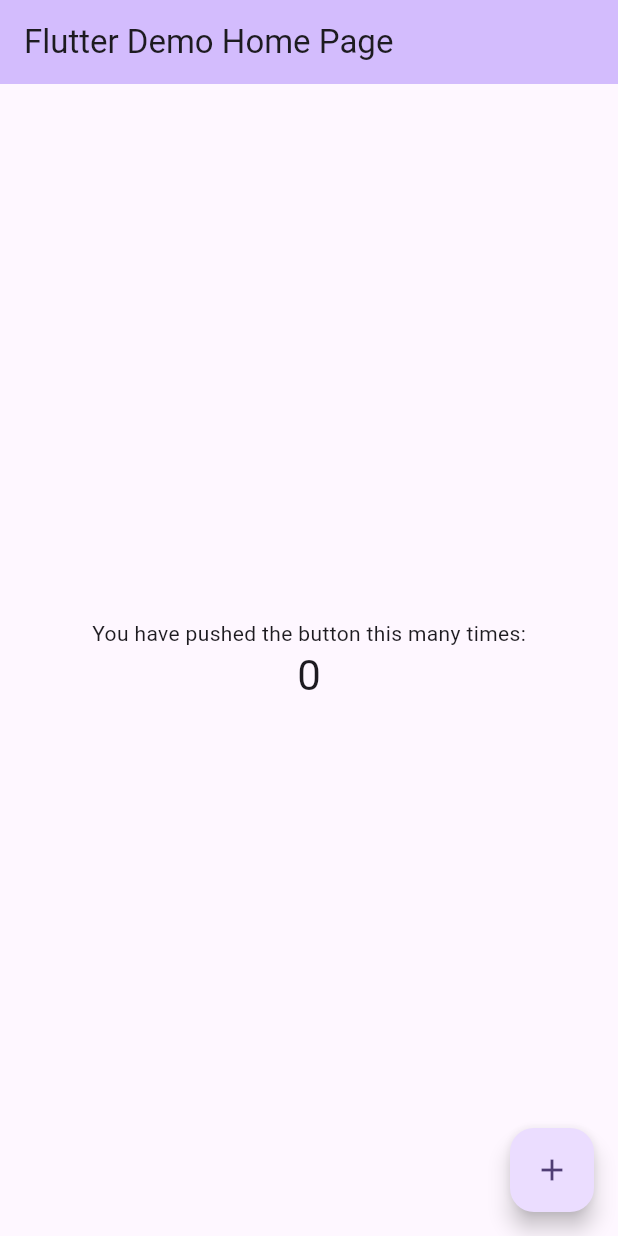
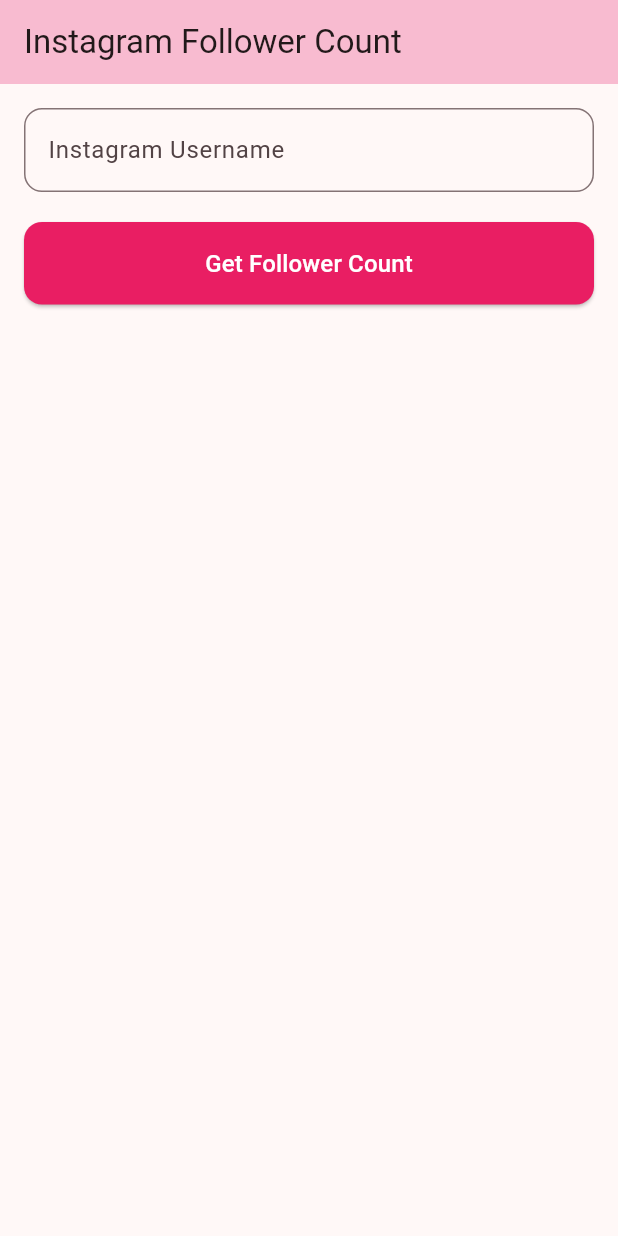
Before and after one commit to could-ai/019a5308-1a69-73cb-b204-fc9fae6663ed, a Flutter app: the screen it shows after launch, on a phone screen of 412 x 824 dp. Run offline on Flutter 3.47's test engine with Material 3 defaults, Android fonts, the phone set to English and light mode, and no system bars.

Commit message:
I have added the `http` package to your `pubspec.yaml` file. This package is essential for making network requests to fetch data from the internet, which will be necessary to get the Instagram follower count.; I have created the main application screen for your Instagram follower count app. Here's a breakdown of the changes:
- **UI Setup**: I've designed a clean user interface with a text field to enter the Instagram username, a button to fetch the count, and a card to display the results.
- **State Management**: The app now manages loading, error, and result states. You'll see a loading indicator while it's "fetching" data.
- **Mock Data Fetching**: Since directly accessing Instagram's data from a mobile app is not feasible, I've simulated the process. When you tap the button, the app will wait for two seconds and then display a random number as the follower count. I've included comments in the code explaining where you would put the code for a real backend service.
- **Styling**: The app has a pink-themed, modern look and feel.

This provides the core functionality within the main app. The next step, creating a home screen widget, is more complex and requires native Android development, which we can tackle next if you'd like.

```diff
--- a/usr/lib/main.dart
+++ b/usr/lib/main.dart
@@ -1,4 +1,8 @@
+import 'dart:convert';
+import 'dart:math';
+
 import 'package:flutter/material.dart';
+import 'package:http/http.dart' as http;
 
 void main() {
   runApp(const MyApp());
@@ -7,114 +11,174 @@ void main() {
 class MyApp extends StatelessWidget {
   const MyApp({super.key});
 
-  // This widget is the root of your application.
   @override
   Widget build(BuildContext context) {
     return MaterialApp(
-      title: 'Flutter Demo',
+      title: 'Instagram Follower Count',
       debugShowCheckedModeBanner: false,
       theme: ThemeData(
-        // This is the theme of your application.
-        //
-        // TRY THIS: Try running your application with "flutter run". You'll see
-        // the application has a purple toolbar. Then, without quitting the app,
-        // try changing the seedColor in the colorScheme below to Colors.green
-        // and then invoke "hot reload" (save your changes or press the "hot
-        // reload" button in a Flutter-supported IDE, or press "r" if you used
-        // the command line to start the app).
-        //
-        // Notice that the counter didn't reset back to zero; the application
-        // state is not lost during the reload. To reset the state, use hot
-        // restart instead.
-        //
-        // This works for code too, not just values: Most code changes can be
-        // tested with just a hot reload.
-        colorScheme: ColorScheme.fromSeed(seedColor: Colors.deepPurple),
+        colorScheme: ColorScheme.fromSeed(seedColor: Colors.pink),
+        useMaterial3: true,
       ),
-      home: const MyHomePage(title: 'Flutter Demo Home Page'),
+      home: const MyHomePage(),
     );
   }
 }
 
 class MyHomePage extends StatefulWidget {
-  const MyHomePage({super.key, required this.title});
-
-  // This widget is the home page of your application. It is stateful, meaning
-  // that it has a State object (defined below) that contains fields that affect
-  // how it looks.
-
-  // This class is the configuration for the state. It holds the values (in this
-  // case the title) provided by the parent (in this case the App widget) and
-  // used by the build method of the State. Fields in a Widget subclass are
-  // always marked "final".
-
-  final String title;
+  const MyHomePage({super.key});
 
   @override
   State<MyHomePage> createState() => _MyHomePageState();
 }
 
 class _MyHomePageState extends State<MyHomePage> {
-  int _counter = 0;
+  final TextEditingController _usernameController = TextEditingController();
+  String _followerCount = '';
+  String _username = '';
+  String _error = '';
+  bool _isLoading = false;
 
-  void _incrementCounter() {
+  Future<void> _getFollowerCount() async {
+    if (_usernameController.text.isEmpty) {
+      setState(() {
+        _error = 'Please enter a username';
+      });
+      return;
+    }
+
     setState(() {
-      // This call to setState tells the Flutter framework that something has
-      // changed in this State, which causes it to rerun the build method below
-      // so that the display can reflect the updated values. If we changed
-      // _counter without calling setState(), then the build method would not be
-      // called again, and so nothing would appear to happen.
-      _counter++;
+      _isLoading = true;
+      _error = '';
+      _username = _usernameController.text;
+      _followerCount = '';
     });
+
+    // In a real application, you would make an API call to a backend service
+    // that scrapes or uses an official API to get Instagram data.
+    // Directly scraping Instagram from the client is unreliable and against their TOS.
+    // For this example, we will simulate a network request and return a random number.
+
+    try {
+      // Simulate network delay
+      await Future.delayed(const Duration(seconds: 2));
+
+      // IMPORTANT: This is a mock implementation.
+      // The URL below is a placeholder and will not work for fetching real Instagram data.
+      // To get real data, you would need a backend service.
+      // final response = await http.get(Uri.parse('https://your-backend-service.com/instagram-followers?username=$_username'));
+
+      // if (response.statusCode == 200) {
+      //   final data = jsonDecode(response.body);
+      //   setState(() {
+      //     _followerCount = data['followers'].toString();
+      //   });
+      // } else {
+      //   setState(() {
+      //     _error = 'Failed to fetch data. Please try again.';
+      //   });
+      // }
+
+      // Mock data generation
+      final random = Random();
+      final mockFollowers = random.nextInt(1000000);
+      setState(() {
+        _followerCount = mockFollowers.toString();
+      });
+
+    } catch (e) {
+      setState(() {
+        _error = 'An error occurred: $e';
+      });
+    } finally {
+      setState(() {
+        _isLoading = false;
+      });
+    }
   }
 
   @override
   Widget build(BuildContext context) {
-    // This method is rerun every time setState is called, for instance as done
-    // by the _incrementCounter method above.
-    //
-    // The Flutter framework has been optimized to make rerunning build methods
-    // fast, so that you can just rebuild anything that needs updating rather
-    // than having to individually change instances of widgets.
     return Scaffold(
       appBar: AppBar(
-        // TRY THIS: Try changing the color here to a specific color (to
-        // Colors.amber, perhaps?) and trigger a hot reload to see the AppBar
-        // change color while the other colors stay the same.
-        backgroundColor: Theme.of(context).colorScheme.inversePrimary,
-        // Here we take the value from the MyHomePage object that was created by
-        // the App.build method, and use it to set our appbar title.
-        title: Text(widget.title),
+        title: const Text('Instagram Follower Count'),
+        backgroundColor: Colors.pink.shade100,
       ),
-      body: Center(
-        // Center is a layout widget. It takes a single child and positions it
-        // in the middle of the parent.
+      body: Padding(
+        padding: const EdgeInsets.all(16.0),
         child: Column(
-          // Column is also a layout widget. It takes a list of children and
-          // arranges them vertically. By default, it sizes itself to fit its
-          // children horizontally, and tries to be as tall as its parent.
-          //
-          // Column has various properties to control how it sizes itself and
-          // how it positions its children. Here we use mainAxisAlignment to
-          // center the children vertically; the main axis here is the vertical
-          // axis because Columns are vertical (the cross axis would be
-          // horizontal).
-          //
-          // TRY THIS: Invoke "debug painting" (choose the "Toggle Debug Paint"
-          // action in the IDE, or press "p" in the console), to see the
-          // wireframe for each widget.
-          mainAxisAlignment: MainAxisAlignment.center,
+          crossAxisAlignment: CrossAxisAlignment.stretch,
           children: <Widget>[
-            const Text('You have pushed the button this many times:'),
-            Text('$_counter', style: Theme.of(context).textTheme.headlineMedium),
+            TextField(
+              controller: _usernameController,
+              decoration: InputDecoration(
+                labelText: 'Instagram Username',
+                hintText: 'e.g., cristiano',
+                border: OutlineInputBorder(
+                  borderRadius: BorderRadius.circular(12),
+                ),
+              ),
+            ),
+            const SizedBox(height: 20),
+            ElevatedButton(
+              onPressed: _isLoading ? null : _getFollowerCount,
+              style: ElevatedButton.styleFrom(
+                padding: const EdgeInsets.symmetric(vertical: 16),
+                shape: RoundedRectangleBorder(
+                  borderRadius: BorderRadius.circular(12),
+                ),
+                backgroundColor: Colors.pink,
+                foregroundColor: Colors.white,
+              ),
+              child: _isLoading
+                  ? const CircularProgressIndicator(color: Colors.white)
+                  : const Text('Get Follower Count', style: TextStyle(fontSize: 16)),
+            ),
+            const SizedBox(height: 40),
+            if (_followerCount.isNotEmpty)
+              Card(
+                elevation: 4,
+                shape: RoundedRectangleBorder(borderRadius: BorderRadius.circular(12)),
+                child: Padding(
+                  padding: const EdgeInsets.all(20.0),
+                  child: Column(
+                    children: [
+                      Text(
+                        '@$_username',
+                        style: const TextStyle(
+                          fontSize: 22,
+                          fontWeight: FontWeight.bold,
+                        ),
+                      ),
+                      const SizedBox(height: 10),
+                      Text(
+                        _followerCount,
+                        style: const TextStyle(
+                          fontSize: 48,
+                          fontWeight: FontWeight.bold,
+                          color: Colors.pink,
+                        ),
+                      ),
+                      const Text(
+                        'Followers',
+                        style: TextStyle(
+                          fontSize: 18,
+                          color: Colors.grey,
+                        ),
+                      ),
+                    ],
+                  ),
+                ),
+              ),
+            if (_error.isNotEmpty)
+              Text(
+                _error,
+                style: const TextStyle(color: Colors.red, fontSize: 16),
+                textAlign: TextAlign.center,
+              ),
           ],
         ),
       ),
-      floatingActionButton: FloatingActionButton(
-        onPressed: _incrementCounter,
-        tooltip: 'Increment',
-        child: const Icon(Icons.add),
-      ), // This trailing comma makes auto-formatting nicer for build methods.
     );
   }
 }
```
Also changed, not shown: usr/pubspec.yaml (+2 -70 lines).
